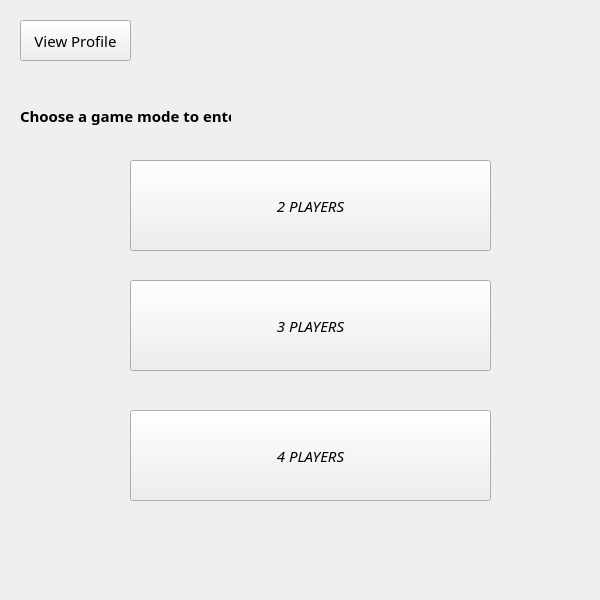
Qt form gui/lobby.ui (Rares-Andrrei/ProjectModernCpp) before a commit.
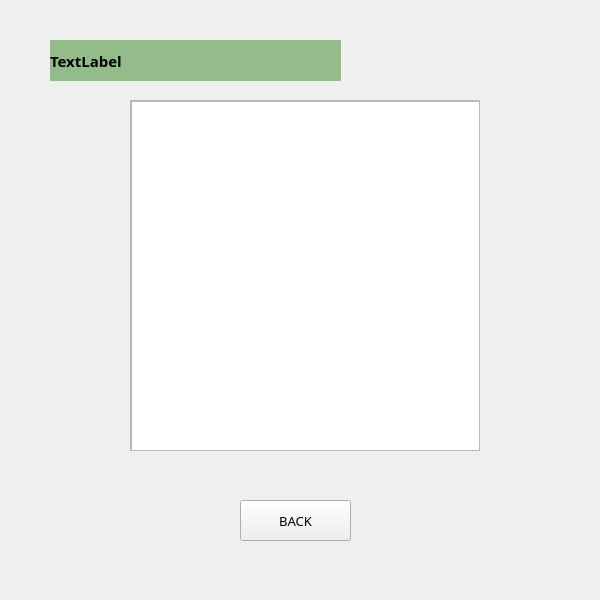
The same form after that commit. The open tabs and pages were chosen to show the change. Icons and pictures are not drawn.

Commit message: am facut ca tabelul sa fie scrollabil

```diff
--- a/gui/lobby.ui
+++ b/gui/lobby.ui
@@ -64,7 +64,7 @@
        <bool>false</bool>
       </property>
       <property name="text">
-       <string>View Profile</string>
+       <string>Game History</string>
       </property>
      </widget>
      <widget class="QPushButton" name="twoPlayersButton">
@@ -350,6 +350,112 @@
       </property>
      </widget>
     </widget>
+    <widget class="QWidget" name="page_3">
+     <widget class="QLabel" name="playerNameLabel">
+      <property name="geometry">
+       <rect>
+        <x>50</x>
+        <y>40</y>
+        <width>291</width>
+        <height>41</height>
+       </rect>
+      </property>
+      <property name="font">
+       <font>
+        <family>Calibri Light</family>
+        <pointsize>11</pointsize>
+        <bold>true</bold>
+       </font>
+      </property>
+      <property name="styleSheet">
+       <string notr="true">background-color: rgb(148, 188, 138);</string>
+      </property>
+      <property name="text">
+       <string>TextLabel</string>
+      </property>
+     </widget>
+     <widget class="QFrame" name="frame_3">
+      <property name="geometry">
+       <rect>
+        <x>-10</x>
+        <y>-10</y>
+        <width>631</width>
+        <height>651</height>
+       </rect>
+      </property>
+      <property name="styleSheet">
+       <string notr="true">background-image: url(:/gui/backgroundLobby.png);</string>
+      </property>
+      <property name="frameShape">
+       <enum>QFrame::StyledPanel</enum>
+      </property>
+      <property name="frameShadow">
+       <enum>QFrame::Raised</enum>
+      </property>
+     </widget>
+     <widget class="QScrollArea" name="scrollArea">
+      <property name="geometry">
+       <rect>
+        <x>130</x>
+        <y>100</y>
+        <width>350</width>
+        <height>351</height>
+       </rect>
+      </property>
+      <property name="widgetResizable">
+       <bool>true</bool>
+      </property>
+      <widget class="QWidget" name="scrollTable">
+       <property name="geometry">
+        <rect>
+         <x>0</x>
+         <y>0</y>
+         <width>348</width>
+         <height>349</height>
+        </rect>
+       </property>
+       <widget class="QTableWidget" name="tableMatchHystory">
+        <property name="geometry">
+         <rect>
+          <x>0</x>
+          <y>0</y>
+          <width>350</width>
+          <height>350</height>
+         </rect>
+        </property>
+        <property name="sortingEnabled">
+         <bool>true</bool>
+        </property>
+       </widget>
+      </widget>
+     </widget>
+     <widget class="QPushButton" name="backButton">
+      <property name="geometry">
+       <rect>
+        <x>240</x>
+        <y>500</y>
+        <width>111</width>
+        <height>41</height>
+       </rect>
+      </property>
+      <property name="font">
+       <font>
+        <family>Calibri Light</family>
+        <pointsize>10</pointsize>
+       </font>
+      </property>
+      <property name="cursor">
+       <cursorShape>PointingHandCursor</cursorShape>
+      </property>
+      <property name="text">
+       <string>BACK</string>
+      </property>
+     </widget>
+     <zorder>frame_3</zorder>
+     <zorder>playerNameLabel</zorder>
+     <zorder>scrollArea</zorder>
+     <zorder>backButton</zorder>
+    </widget>
    </widget>
   </widget>
  </widget>
```
Left out of the diff: 4 changed lines with no effect on the pictures.
